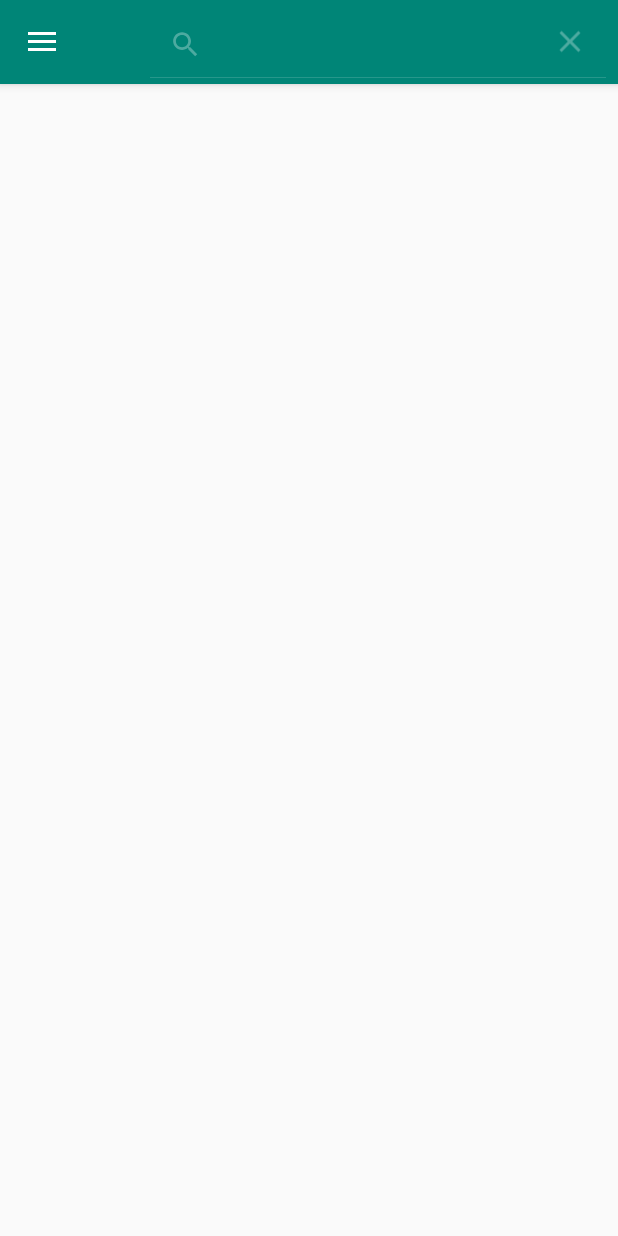
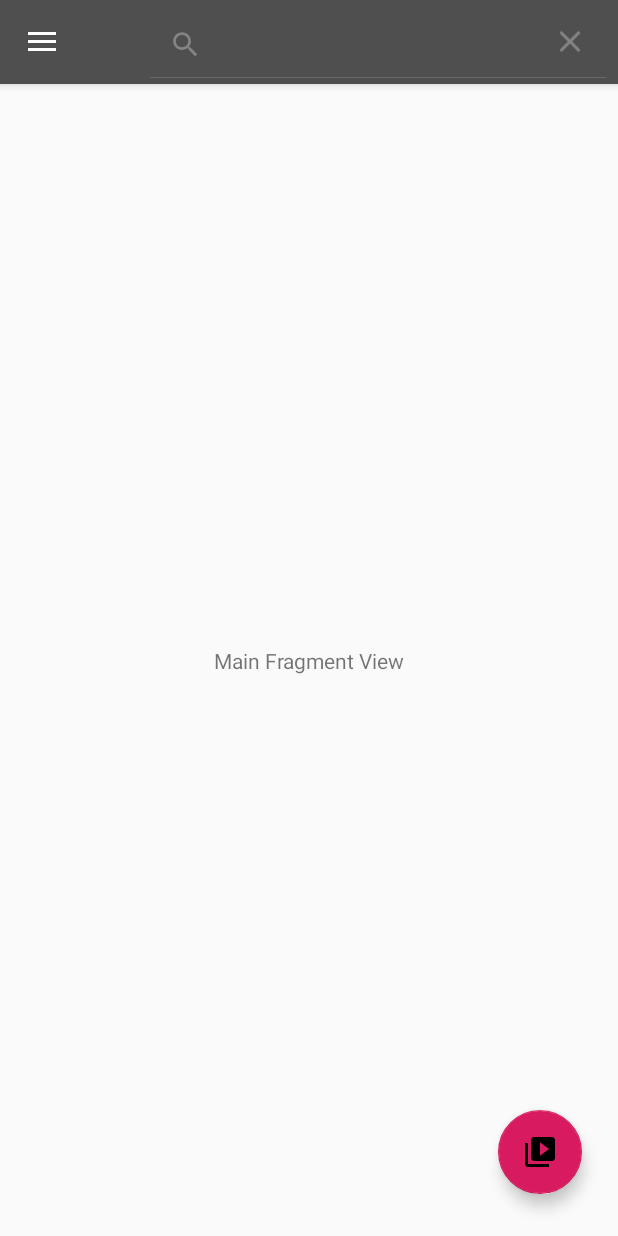
Before and after one commit to FotisAnthos/Book4Thought, an Android app: the screen it shows after launch (MainActivity), after a tap on "Search", on a phone screen of 412 x 824 dp. Run offline under Robolectric (Android 15) with nearby library versions, the phone set to English and light mode, and no system bars.

Commit message:
*TAG name changed * minor aesthetic changes
+nested DownLoadImageTask to class
+search query submit to google

+MainFragment
+SearchResultsFragment

```diff
--- a/app/build.gradle
+++ b/app/build.gradle
@@ -23,6 +23,9 @@ dependencies {
     implementation 'com.android.support:appcompat-v7:28.0.0'
     implementation 'com.android.support:design:28.0.0'
     implementation 'com.android.support.constraint:constraint-layout:1.1.3'
+    implementation 'android.arch.lifecycle:extensions:1.1.1'
+    implementation 'com.android.support:support-v4:28.0.0'
+    implementation 'com.android.support:recyclerview-v7:28.0.0'
     testImplementation 'junit:junit:4.12'
     androidTestImplementation 'com.android.support.test:runner:1.0.2'
     androidTestImplementation 'com.android.support.test.espresso:espresso-core:3.0.2'
--- a/app/src/main/AndroidManifest.xml
+++ b/app/src/main/AndroidManifest.xml
@@ -18,7 +18,7 @@
         <activity
             android:name=".LoginActivity"
             android:label="@string/title_activity_login"
-            android:parentActivityName="com.exams.anthopoulos.book4thought.MainActivity" />
+            android:parentActivityName=".MainActivity" />
         <activity
             android:name=".MainActivity"
             android:label="@string/title_activity_main"
--- a/app/src/main/java/com/exams/anthopoulos/book4thought/LoginActivity.java
+++ b/app/src/main/java/com/exams/anthopoulos/book4thought/LoginActivity.java
@@ -25,7 +25,7 @@ import com.google.android.gms.tasks.Task;
 public class LoginActivity extends AppCompatActivity implements
         View.OnClickListener{
 
-    private static final String TAG = "LoginActivity";
+    private static final String TAG = "LoginActivityTag";
     private ProgressDialog dialog;
     private GoogleSignInClient mGoogleSignInClient;
     private TextView mStatusTextView;
--- a/app/src/main/java/com/exams/anthopoulos/book4thought/MainActivity.java
+++ b/app/src/main/java/com/exams/anthopoulos/book4thought/MainActivity.java
@@ -3,11 +3,12 @@ package com.exams.anthopoulos.book4thought;
 import android.app.ProgressDialog;
 import android.content.Intent;
 import android.graphics.Bitmap;
-import android.graphics.BitmapFactory;
-import android.os.AsyncTask;
 import android.os.Bundle;
 import android.support.annotation.NonNull;
+import android.support.design.widget.FloatingActionButton;
 import android.support.design.widget.NavigationView;
+import android.support.design.widget.Snackbar;
+import android.support.v4.app.FragmentTransaction;
 import android.support.v4.view.GravityCompat;
 import android.support.v4.widget.DrawerLayout;
 import android.support.v7.app.ActionBarDrawerToggle;
@@ -17,7 +18,9 @@ import android.util.Log;
 import android.view.Menu;
 import android.view.MenuInflater;
 import android.view.MenuItem;
+import android.view.View;
 import android.widget.ImageView;
+import android.widget.SearchView;
 import android.widget.TextView;
 
 import com.google.android.gms.auth.api.signin.GoogleSignIn;
@@ -30,18 +33,17 @@ import com.google.android.gms.common.api.Scope;
 import com.google.android.gms.tasks.OnCompleteListener;
 import com.google.android.gms.tasks.Task;
 
-import java.io.InputStream;
-
 public class MainActivity extends AppCompatActivity
         implements NavigationView.OnNavigationItemSelectedListener {
 
-    private static final String TAG = "MainActivity";
+    private static final String TAG = "MainActivityTag";
     private static final int RC_SIGN_IN = 9001;
     private GoogleSignInAccount account;
     private NavigationView navigationView;
     private ProgressDialog dialog;
     private GoogleSignInClient mGoogleSignInClient;
     private Bitmap profilePicture;
+    private FragmentTransaction transaction;
 
     @Override
     protected void onCreate(Bundle savedInstanceState) {
@@ -73,6 +75,23 @@ public class MainActivity extends AppCompatActivity
         // Build a GoogleSignInClient with the options specified by gso.
         mGoogleSignInClient = GoogleSignIn.getClient(this, gso);
         // [END build_client]
+
+        FloatingActionButton fab = findViewById(R.id.fab);
+        fab.setOnClickListener(new View.OnClickListener() {
+            @Override
+            public void onClick(View view) {
+                Snackbar.make(view, "Have a Snack(bar)", Snackbar.LENGTH_LONG)
+                        .setAction("Action", null).show();
+            }
+        });
+
+        transaction = getSupportFragmentManager().beginTransaction();
+        //main fragment initialization
+        MainFragment mainFragment = new MainFragment();
+        // In case this activity was started with special instructions from an
+        // Intent, pass the Intent's extras to the fragment as arguments
+        mainFragment.setArguments(getIntent().getExtras());
+        transaction.add(R.id.fragment_container, mainFragment).commit();
     }
 
     @Override
@@ -86,11 +105,11 @@ public class MainActivity extends AppCompatActivity
 
     public void updateUI(GoogleSignInAccount account){
         Menu menu = navigationView.getMenu();
-        ImageView profileImage = navigationView.getHeaderView(0).findViewById(R.id.navProfileImage);
+        final ImageView profileImage = navigationView.getHeaderView(0).findViewById(R.id.navProfileImage);
         TextView userName = navigationView.getHeaderView(0).findViewById(R.id.navProfileUsername);
         TextView email = navigationView.getHeaderView(0).findViewById(R.id.navProfileMail);
 
-        if(account != null){
+        if(account != null){//if signed in
             menu.findItem(R.id.nav_signIn).setVisible(false);
             menu.findItem(R.id.nav_signOut).setVisible(true);
             menu.findItem(R.id.nav_disconnect).setVisible(true);
@@ -101,13 +120,19 @@ public class MainActivity extends AppCompatActivity
                 profileImage.setImageBitmap(profilePicture);
                 profileImage.setScaleType(ImageView.ScaleType.CENTER_INSIDE);
             }
-            else {
+            else {//if not signed in
                 if(account.getPhotoUrl() != null) {
-                    new DownloadImageTask(profileImage).execute(account.getPhotoUrl().toString());
+                    DownloadImageTask DIT = new DownloadImageTask(profileImage, new DownloadImageTask.AsyncResponse(){
+                        @Override
+                        public void processFinish(Bitmap output) {
+                            profilePicture = output;
+                        }//when Image is downloaded store it
+                    });
+                    DIT.execute(account.getPhotoUrl().toString());
                 }
             }
         }
-        else{
+        else{//if not signed in
             menu.findItem(R.id.nav_signIn).setVisible(true);
             menu.findItem(R.id.nav_signOut).setVisible(false);
             menu.findItem(R.id.nav_disconnect).setVisible(false);
@@ -134,6 +159,29 @@ public class MainActivity extends AppCompatActivity
         // Inflate the menu; this adds items to the action bar if it is present.
         MenuInflater inflater = getMenuInflater();
         inflater.inflate(R.menu.main, menu);
+
+        SearchView searchItem = (SearchView) menu.findItem(R.id.action_search).getActionView();
+        ((SearchView) searchItem).setOnQueryTextListener(new SearchView.OnQueryTextListener() {
+            @Override
+            public boolean onQueryTextSubmit(String query) {
+                new SearchTask(getBaseContext()).execute(query);
+                // Replace whatever is in the fragment_container view with this fragment,
+                // and add the transaction to the back stack so the user can navigate back
+                SearchResultsFragment srf = new SearchResultsFragment();
+                getSupportFragmentManager().beginTransaction().replace(R.id.fragment_container, srf).commit();
+                //The listener can override the standard behavior by returning true
+                // to indicate that it has handled the submit request.
+                return true;
+            }
+
+            @Override
+            public boolean onQueryTextChange(String s) {
+                //TODO add suggestions
+                return false;
+            }
+        });
+
+
         return true;
     }
 
@@ -152,7 +200,6 @@ public class MainActivity extends AppCompatActivity
             search.isChecked();
             return true;
         }
-
         return super.onOptionsItemSelected(item);
     }
 
@@ -258,35 +305,4 @@ public class MainActivity extends AppCompatActivity
                 });
     }
     // [END revokeAccess]
-
-
-
-    private class DownloadImageTask extends AsyncTask<String, Void, Bitmap> {
-        ImageView bmImage;
-
-        protected DownloadImageTask(ImageView bmImage) {
-            this.bmImage = bmImage;
-        }
-
-        protected Bitmap doInBackground(String... urls) {
-            String urldisplay = urls[0];
-            Bitmap mIcon11 = null;
-            try {
-                InputStream in = new java.net.URL(urldisplay).openStream();
-                mIcon11 = BitmapFactory.decodeStream(in);
-            } catch (Exception e) {
-                Log.e("Error", e.getMessage());
-                e.printStackTrace();
-            }
-            return mIcon11;
-        }
-
-        protected void onPostExecute(Bitmap result) {
-            profilePicture = result;
-            bmImage.setImageBitmap(result);
-            bmImage.setScaleType(ImageView.ScaleType.CENTER_INSIDE);
-        }
-    }
-
-
 }
--- /dev/null
+++ b/app/src/main/java/com/exams/anthopoulos/book4thought/MainFragment.java
@@ -0,0 +1,109 @@
+package com.exams.anthopoulos.book4thought;
+
+import android.content.Context;
+import android.net.Uri;
+import android.os.Bundle;
+import android.support.v4.app.Fragment;
+import android.view.LayoutInflater;
+import android.view.View;
+import android.view.ViewGroup;
+
+
+/**
+ * A simple {@link Fragment} subclass.
+ * Activities that contain this fragment must implement the
+ * {@link MainFragment.OnFragmentInteractionListener} interface
+ * to handle interaction events.
+ * Use the {@link MainFragment#newInstance} factory method to
+ * create an instance of this fragment.
+ */
+public class MainFragment extends Fragment {
+    // TODO: Rename parameter arguments, choose names that match
+    // the fragment initialization parameters, e.g. ARG_ITEM_NUMBER
+    private static final String TAG = "MainFragmentTag";
+    private static final String ARG_PARAM1 = "param1";
+    private static final String ARG_PARAM2 = "param2";
+
+    // TODO: Rename and change types of parameters
+    private String mParam1;
+    private String mParam2;
+
+    private OnFragmentInteractionListener mListener;
+
+    public MainFragment() {
+        // Required empty public constructor
+    }
+
+    /**
+     * Use this factory method to create a new instance of
+     * this fragment using the provided parameters.
+     *
+     * @param param1 Parameter 1.
+     * @param param2 Parameter 2.
+     * @return A new instance of fragment MainFragment.
+     */
+    // TODO: Rename and change types and number of parameters
+    public static MainFragment newInstance(String param1, String param2) {
+        MainFragment fragment = new MainFragment();
+        Bundle args = new Bundle();
+        args.putString(ARG_PARAM1, param1);
+        args.putString(ARG_PARAM2, param2);
+        fragment.setArguments(args);
+        return fragment;
+    }
+
+    @Override
+    public void onCreate(Bundle savedInstanceState) {
+        super.onCreate(savedInstanceState);
+        if (getArguments() != null) {
+            mParam1 = getArguments().getString(ARG_PARAM1);
+            mParam2 = getArguments().getString(ARG_PARAM2);
+        }
+    }
+
+    @Override
+    public View onCreateView(LayoutInflater inflater, ViewGroup container,
+                             Bundle savedInstanceState) {
+        // Inflate the layout for this fragment
+        return inflater.inflate(R.layout.fragment_main, container, false);
+    }
+
+    // TODO: Rename method, update argument and hook method into UI event
+    public void onButtonPressed(Uri uri) {
+        if (mListener != null) {
+            mListener.onFragmentInteraction(uri);
+        }
+    }
+
+    @Override
+    public void onAttach(Context context) {
+        super.onAttach(context);
+        if (context instanceof OnFragmentInteractionListener) {
+            mListener = (OnFragmentInteractionListener) context;
+        } else {
+            //throw new RuntimeException(context.toString()
+            //     + " must implement OnFragmentInteractionListener");
+        }
+    }
+
+    @Override
+    public void onDetach() {
+        super.onDetach();
+        mListener = null;
+    }
+
+    /**
+     * This interface must be implemented by activities that contain this
+     * fragment to allow an interaction in this fragment to be communicated
+     * to the activity and potentially other fragments contained in that
+     * activity.
+     * <p>
+     * See the Android Training lesson <a href=
+     * "http://developer.android.com/training/basics/fragments/communicating.html"
+     * >Communicating with Other Fragments</a> for more information.
+     */
+    public interface OnFragmentInteractionListener {
+        // TODO: Update argument type and name
+        void onFragmentInteraction(Uri uri);
+    }
+}
--- a/app/src/main/res/drawable/ic_launcher_background.xml
+++ b/app/src/main/res/drawable/ic_launcher_background.xml
@@ -5,7 +5,7 @@
     android:viewportHeight="108"
     android:viewportWidth="108"
     xmlns:android="http://schemas.android.com/apk/res/android">
-    <path android:fillColor="#008577"
+    <path android:fillColor="#162A9A"
           android:pathData="M0,0h108v108h-108z"/>
     <path android:fillColor="#00000000" android:pathData="M9,0L9,108"
           android:strokeColor="#33FFFFFF" android:strokeWidth="0.8"/>
--- a/app/src/main/res/drawable/side_nav_bar.xml
+++ b/app/src/main/res/drawable/side_nav_bar.xml
@@ -2,8 +2,8 @@
     android:shape="rectangle">
     <gradient
         android:angle="135"
-        android:centerColor="#009688"
-        android:endColor="#00695C"
-        android:startColor="#4DB6AC"
+        android:centerColor="#504F4F"
+        android:endColor="#000000"
+        android:startColor="#000000"
         android:type="linear" />
 </shape>
--- a/app/src/main/res/layout/app_bar_main.xml
+++ b/app/src/main/res/layout/app_bar_main.xml
@@ -9,17 +9,20 @@
     <android.support.design.widget.AppBarLayout
         android:layout_width="match_parent"
         android:layout_height="wrap_content"
+        android:background="@color/colorPrimary"
         android:theme="@style/AppTheme.AppBarOverlay">
 
         <android.support.v7.widget.Toolbar
             android:id="@+id/toolbar"
             android:layout_width="match_parent"
             android:layout_height="?attr/actionBarSize"
-            android:background="?attr/colorPrimary"
+            android:background="@color/colorPrimary"
             app:popupTheme="@style/AppTheme.PopupOverlay" />
 
     </android.support.design.widget.AppBarLayout>
 
-    <include layout="@layout/content_main" />
+    <include
+        android:id="@+id/include"
+        layout="@layout/content_main" />
 
 </android.support.design.widget.CoordinatorLayout>
--- a/app/src/main/res/layout/content_main.xml
+++ b/app/src/main/res/layout/content_main.xml
@@ -8,4 +8,31 @@
     tools:context=".MainActivity"
     tools:showIn="@layout/app_bar_main">
 
+    <FrameLayout
+        android:id="@+id/fragment_container"
+        android:layout_width="match_parent"
+        android:layout_height="match_parent">
+
+    </FrameLayout>
+
+    <android.support.design.widget.FloatingActionButton
+        android:id="@+id/fab"
+        android:layout_width="wrap_content"
+        android:layout_height="wrap_content"
+        android:layout_gravity="end|bottom"
+        android:layout_margin="16dp"
+        android:layout_marginStart="8dp"
+        android:layout_marginLeft="8dp"
+        android:layout_marginTop="8dp"
+        android:layout_marginEnd="8dp"
+        android:layout_marginRight="8dp"
+        android:layout_marginBottom="8dp"
+        android:src="@drawable/ic_menu_slideshow"
+        app:layout_constraintBottom_toBottomOf="parent"
+        app:layout_constraintEnd_toEndOf="parent"
+        app:layout_constraintHorizontal_bias="0.975"
+        app:layout_constraintStart_toStartOf="parent"
+        app:layout_constraintTop_toTopOf="parent"
+        app:layout_constraintVertical_bias="0.982" />
+
 </android.support.constraint.ConstraintLayout>
--- /dev/null
+++ b/app/src/main/res/layout/fragment_main.xml
@@ -0,0 +1,29 @@
+<?xml version="1.0" encoding="utf-8"?>
+<FrameLayout xmlns:android="http://schemas.android.com/apk/res/android"
+    xmlns:app="http://schemas.android.com/apk/res-auto"
+    xmlns:tools="http://schemas.android.com/tools"
+    android:layout_width="match_parent"
+    android:layout_height="match_parent"
+    tools:context=".MainFragment">
+
+    <android.support.constraint.ConstraintLayout
+        android:layout_width="match_parent"
+        android:layout_height="match_parent">
+
+        <TextView
+            android:layout_width="wrap_content"
+            android:layout_height="wrap_content"
+            android:layout_marginStart="8dp"
+            android:layout_marginLeft="8dp"
+            android:layout_marginTop="8dp"
+            android:layout_marginEnd="8dp"
+            android:layout_marginRight="8dp"
+            android:layout_marginBottom="8dp"
+            android:text="@string/hello_blank_fragment"
+            app:layout_constraintBottom_toBottomOf="parent"
+            app:layout_constraintEnd_toEndOf="parent"
+            app:layout_constraintStart_toStartOf="parent"
+            app:layout_constraintTop_toTopOf="parent" />
+    </android.support.constraint.ConstraintLayout>
+
+</FrameLayout>
--- a/app/src/main/res/values/colors.xml
+++ b/app/src/main/res/values/colors.xml
@@ -1,6 +1,8 @@
 <?xml version="1.0" encoding="utf-8"?>
 <resources>
-    <color name="colorPrimary">#008577</color>
-    <color name="colorPrimaryDark">#00574B</color>
+    <color name="colorPrimary">#504f4f</color>
+    <color name="colorPrimaryDark">#000000</color>
     <color name="colorAccent">#D81B60</color>
+    <color name="colorGeneralBackround">#ffffff</color>
+    <color name="colorGeneralText">#000000</color>
 </resources>
--- a/app/src/main/res/values/dimens.xml
+++ b/app/src/main/res/values/dimens.xml
@@ -5,4 +5,5 @@
     <dimen name="nav_header_vertical_spacing">8dp</dimen>
     <dimen name="nav_header_height">176dp</dimen>
     <dimen name="fab_margin">16dp</dimen>
+    <dimen name="text_margin">16dp</dimen>
 </resources>
--- a/build.gradle
+++ b/build.gradle
@@ -8,7 +8,7 @@ buildscript {
         mavenCentral()
     }
     dependencies {
-        classpath 'com.android.tools.build:gradle:3.2.0'
+        classpath 'com.android.tools.build:gradle:3.2.1'
 
         // NOTE: Do not place your application dependencies here; they belong
         // in the individual module build.gradle files
```
Also changed, not shown: app/src/main/java/com/exams/anthopoulos/book4thought/DownloadImageTask.java (added, +45 -0 lines), app/src/main/java/com/exams/anthopoulos/book4thought/SearchResultsFragment.java (added, +108 -0 lines), app/src/main/java/com/exams/anthopoulos/book4thought/SearchTask.java (added, +69 -0 lines), app/src/main/res/layout/fragment_search_results.xml (added, +31 -0 lines), app/src/main/res/values/strings.xml (+6 -3 lines).
